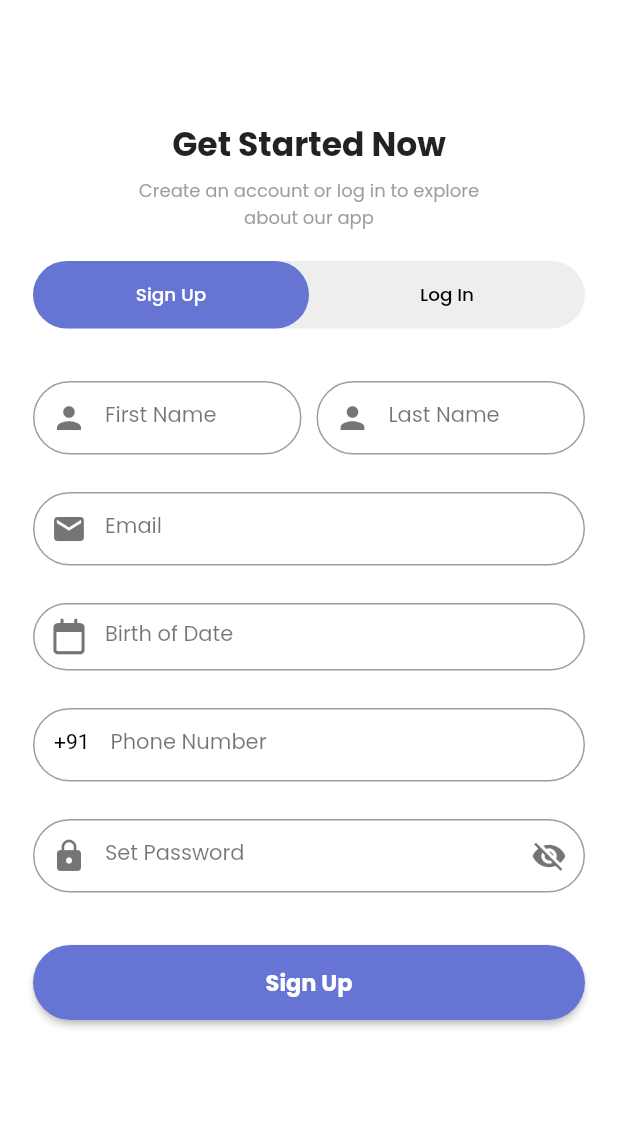
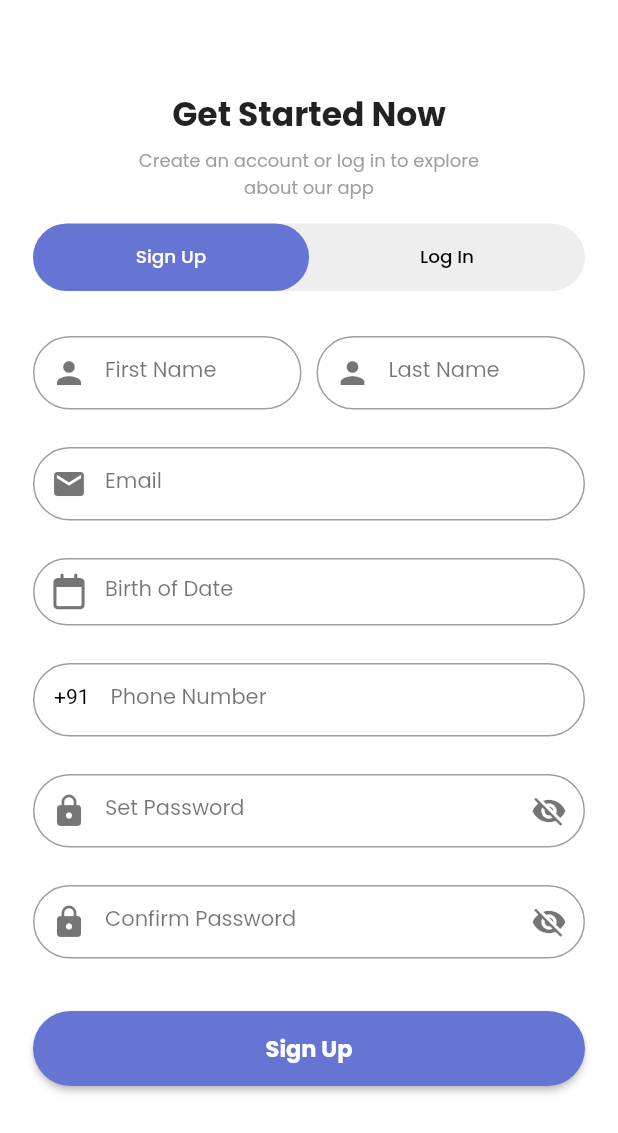
Before and after one commit to shivam6797/ExpensifyX_App, a Flutter app: the SignUpScreen screen opened by its route, on a phone screen of 412 x 824 dp. Shown: the top 1133 px of the screen. Run offline on Flutter 3.47's test engine with Material 2 defaults, Android fonts, the phone set to English and light mode, and no system bars; our stand-ins replace country_picker, fl_chart, font_awesome_flutter, pinput.

Commit message:
add confirm password field

```diff
--- a/lib/ui/signup_screen.dart
+++ b/lib/ui/signup_screen.dart
@@ -24,6 +24,7 @@ class _SignUpScreenState extends State<SignUpScreen>
   final FocusNode _dateFocusNode = FocusNode();
   final FocusNode _phoneFocusNode = FocusNode();
   final FocusNode _passwordFocusNode = FocusNode();
+  final FocusNode _confirmPasswordFocusNode = FocusNode();
 
   @override
   void initState() {
@@ -74,7 +75,7 @@ class _SignUpScreenState extends State<SignUpScreen>
                 ),
                 child: Padding(
                   padding:
-                      const EdgeInsets.symmetric(horizontal: 22, vertical: 20),
+                      const EdgeInsets.symmetric(horizontal: 22),
                   child: Column(
                     mainAxisSize: MainAxisSize.min,
                     crossAxisAlignment: CrossAxisAlignment.center,
@@ -97,9 +98,9 @@ class _SignUpScreenState extends State<SignUpScreen>
                             color: Colors.grey,
                             fontFamily: "Poppins"),
                       ),
-                      SizedBox(height: 20),
+                      SizedBox(height: 15),
                       _buildToggleButtons(),
-                      SizedBox(height: 35),
+                      SizedBox(height: 30),
                       _buildNameFields(),
                       SizedBox(height: 25),
                       _buildTextField(
@@ -112,6 +113,9 @@ class _SignUpScreenState extends State<SignUpScreen>
                       SizedBox(height: 25),
                       _buildTextField(
                           "Set Password", Icons.lock, true, _passwordFocusNode),
+                      SizedBox(height: 25),
+                       _buildTextField(
+                          "Confirm Password", Icons.lock, true, _confirmPasswordFocusNode),
                       SizedBox(height: 35),
                       _buildSignUpButton(),
                     ],
```
